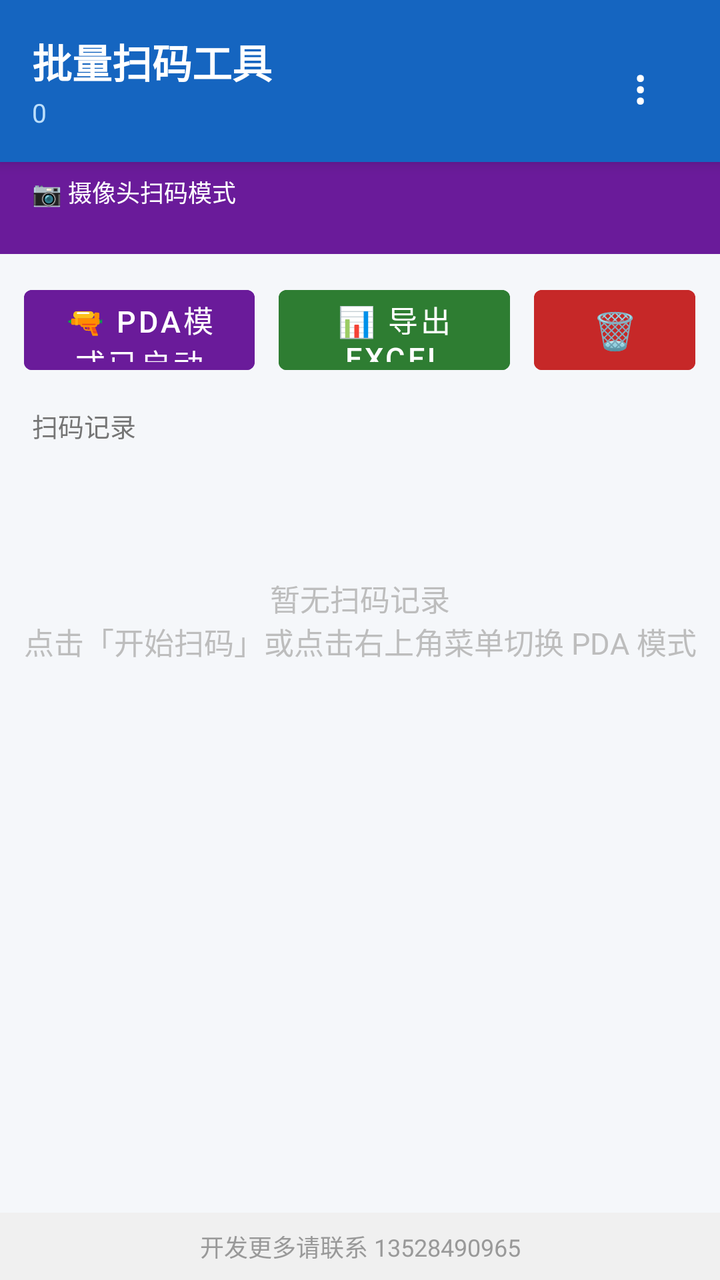
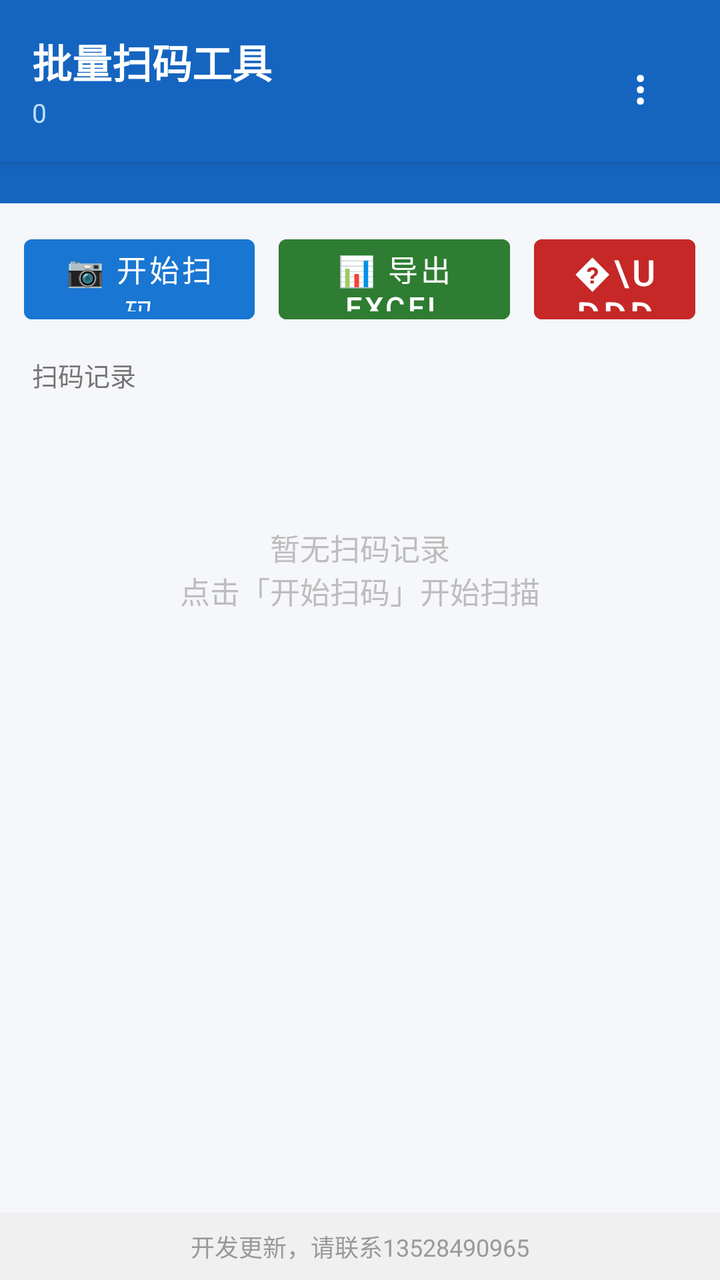

Two renders of the same Android screen: before a commit and after it. Below are the layout's source before the change and the commit's diff.
<!-- AndroidManifest.xml: application theme Theme.QRScanner -->
<!-- res/layout/activity_main.xml -->
<?xml version="1.0" encoding="utf-8"?>
<androidx.constraintlayout.widget.ConstraintLayout
    xmlns:android="http://schemas.android.com/apk/res/android"
    xmlns:app="http://schemas.android.com/apk/res-auto"
    android:layout_width="match_parent"
    android:layout_height="match_parent"
    android:background="#F5F7FA">

    
    <RelativeLayout
        android:id="@+id/toolbar"
        android:layout_width="0dp"
        android:layout_height="wrap_content"
        android:background="#1565C0"
        android:paddingStart="16dp"
        android:paddingEnd="16dp"
        android:paddingTop="16dp"
        android:paddingBottom="16dp"
        android:elevation="4dp"
        app:layout_constraintTop_toTopOf="parent"
        app:layout_constraintStart_toStartOf="parent"
        app:layout_constraintEnd_toEndOf="parent">

        <LinearLayout
            android:layout_width="wrap_content"
            android:layout_height="wrap_content"
            android:layout_alignParentStart="true"
            android:orientation="vertical">

            <TextView
                android:layout_width="wrap_content"
                android:layout_height="wrap_content"
                android:text="@string/app_name"
                android:textColor="#FFFFFF"
                android:textSize="20sp"
                android:textStyle="bold" />

            <TextView
                android:id="@+id/tvCounter"
                android:layout_width="wrap_content"
                android:layout_height="wrap_content"
                android:text="0"
                android:textColor="#BBDEFB"
                android:textSize="13sp"
                android:layout_marginTop="2dp" />
        </LinearLayout>

        <Button
            android:id="@+id/btnMenu"
            android:layout_width="48dp"
            android:layout_height="48dp"
            android:layout_alignParentEnd="true"
            android:layout_centerVertical="true"
            style="?android:attr/borderlessButtonStyle"
            android:text="⋮"
            android:textSize="24sp"
            android:textColor="#FFFFFF"
            android:contentDescription="菜单" />
    </RelativeLayout>

    
    <TextView
        android:id="@+id/tvModeBar"
        android:layout_width="0dp"
        android:layout_height="wrap_content"
        android:text="@string/mode_camera"
        android:textSize="12sp"
        android:textColor="#FFFFFF"
        android:background="#6A1B9A"
        android:paddingStart="16dp"
        android:paddingEnd="16dp"
        android:paddingTop="6dp"
        android:paddingBottom="2dp"
        app:layout_constraintTop_toBottomOf="@id/toolbar"
        app:layout_constraintStart_toStartOf="parent"
        app:layout_constraintEnd_toEndOf="parent" />

    
    <TextView
        android:id="@+id/tvProjectName"
        android:layout_width="0dp"
        android:layout_height="wrap_content"
        android:text=""
        android:textSize="11sp"
        android:textColor="#E1BEE7"
        android:background="#6A1B9A"
        android:paddingStart="16dp"
        android:paddingEnd="16dp"
        android:paddingTop="0dp"
        android:paddingBottom="6dp"
        app:layout_constraintTop_toBottomOf="@id/tvModeBar"
        app:layout_constraintStart_toStartOf="parent"
        app:layout_constraintEnd_toEndOf="parent" />

    
    <LinearLayout
        android:id="@+id/btnLayout"
        android:layout_width="0dp"
        android:layout_height="wrap_content"
        android:orientation="horizontal"
        android:padding="12dp"
        android:gravity="center"
        app:layout_constraintTop_toBottomOf="@id/tvProjectName"
        app:layout_constraintStart_toStartOf="parent"
        app:layout_constraintEnd_toEndOf="parent">

        <Button
            android:id="@+id/btnScan"
            android:layout_width="0dp"
            android:layout_height="52dp"
            android:layout_weight="1"
            android:layout_marginEnd="6dp"
            android:text="@string/scan_mode_pda"
            android:textSize="15sp"
            android:textColor="#FFFFFF"
            android:backgroundTint="#6A1B9A"
            android:stateListAnimator="@null" />

        <Button
            android:id="@+id/btnExport"
            android:layout_width="0dp"
            android:layout_height="52dp"
            android:layout_weight="1"
            android:layout_marginStart="6dp"
            android:layout_marginEnd="6dp"
            android:text="@string/btn_export"
            android:textSize="15sp"
            android:textColor="#FFFFFF"
            android:backgroundTint="#2E7D32"
            android:enabled="false"
            android:stateListAnimator="@null" />

        <Button
            android:id="@+id/btnClear"
            android:layout_width="0dp"
            android:layout_height="52dp"
            android:layout_weight="0.7"
            android:layout_marginStart="6dp"
            android:text="@string/btn_clear"
            android:textSize="18sp"
            android:textColor="#FFFFFF"
            android:backgroundTint="#C62828"
            android:enabled="false"
            android:stateListAnimator="@null" />
    </LinearLayout>

    
    <TextView
        android:id="@+id/tvListTitle"
        android:layout_width="0dp"
        android:layout_height="wrap_content"
        android:text="@string/list_title"
        android:textSize="13sp"
        android:textColor="#757575"
        android:paddingStart="16dp"
        android:paddingEnd="16dp"
        android:paddingBottom="6dp"
        app:layout_constraintTop_toBottomOf="@id/btnLayout"
        app:layout_constraintStart_toStartOf="parent"
        app:layout_constraintEnd_toEndOf="parent" />

    
    <TextView
        android:id="@+id/tvEmpty"
        android:layout_width="0dp"
        android:layout_height="wrap_content"
        android:text="@string/empty_hint"
        android:textSize="15sp"
        android:textColor="#BDBDBD"
        android:gravity="center"
        android:paddingTop="60dp"
        android:visibility="visible"
        app:layout_constraintTop_toBottomOf="@id/tvListTitle"
        app:layout_constraintStart_toStartOf="parent"
        app:layout_constraintEnd_toEndOf="parent" />

    
    <androidx.recyclerview.widget.RecyclerView
        android:id="@+id/recyclerView"
        android:layout_width="0dp"
        android:layout_height="0dp"
        android:paddingStart="8dp"
        android:paddingEnd="8dp"
        android:paddingBottom="40dp"
        android:clipToPadding="false"
        app:layout_constraintTop_toBottomOf="@id/tvListTitle"
        app:layout_constraintBottom_toTopOf="@id/tvContact"
        app:layout_constraintStart_toStartOf="parent"
        app:layout_constraintEnd_toEndOf="parent" />

    
    <TextView
        android:id="@+id/tvContact"
        android:layout_width="0dp"
        android:layout_height="wrap_content"
        android:text="@string/contact_develop"
        android:textSize="12sp"
        android:textColor="#999999"
        android:gravity="center"
        android:paddingTop="8dp"
        android:paddingBottom="8dp"
        android:background="#F0F0F0"
        app:layout_constraintBottom_toBottomOf="parent"
        app:layout_constraintStart_toStartOf="parent"
        app:layout_constraintEnd_toEndOf="parent" />

</androidx.constraintlayout.widget.ConstraintLayout>
<!-- resources referenced by this layout -->
<resources>
  <string name="app_name">批量扫码工具</string>
  <string name="btn_clear">🗑️</string>
  <string name="btn_export">📊 导出Excel</string>
  <string name="contact_develop">开发更多请联系 13528490965</string>
  <string name="empty_hint">暂无扫码记录\n点击「开始扫码」或点击右上角菜单切换 PDA 模式</string>
  <string name="list_title">扫码记录</string>
  <string name="mode_camera">📷 摄像头扫码模式</string>
  <string name="scan_mode_pda">🔫 PDA模式已启动</string>
  <style name="Theme.QRScanner" parent="Theme.MaterialComponents.Light.NoActionBar">
          <item name="colorPrimary">#1565C0</item>
          <item name="colorPrimaryVariant">#0D47A1</item>
          <item name="colorOnPrimary">#FFFFFF</item>
          <item name="colorSecondary">#2E7D32</item>
          <item name="android:windowBackground">#F5F7FA</item>
      </style>
</resources>

<!-- the commit's change to res/layout/activity_main.xml (unified diff, before → after) -->
@@ -25,6 +25,7 @@
             android:layout_width="wrap_content"
             android:layout_height="wrap_content"
             android:layout_alignParentStart="true"
+            android:layout_centerVertical="true"
             android:orientation="vertical">
 
             <TextView
@@ -60,35 +61,18 @@
 
     
     <TextView
-        android:id="@+id/tvModeBar"
-        android:layout_width="0dp"
-        android:layout_height="wrap_content"
-        android:text="@string/mode_camera"
-        android:textSize="12sp"
-        android:textColor="#FFFFFF"
-        android:background="#6A1B9A"
-        android:paddingStart="16dp"
-        android:paddingEnd="16dp"
-        android:paddingTop="6dp"
-        android:paddingBottom="2dp"
-        app:layout_constraintTop_toBottomOf="@id/toolbar"
-        app:layout_constraintStart_toStartOf="parent"
-        app:layout_constraintEnd_toEndOf="parent" />
-
-    
-    <TextView
         android:id="@+id/tvProjectName"
         android:layout_width="0dp"
         android:layout_height="wrap_content"
         android:text=""
         android:textSize="11sp"
         android:textColor="#E1BEE7"
-        android:background="#6A1B9A"
+        android:background="#1565C0"
         android:paddingStart="16dp"
         android:paddingEnd="16dp"
         android:paddingTop="0dp"
         android:paddingBottom="6dp"
-        app:layout_constraintTop_toBottomOf="@id/tvModeBar"
+        app:layout_constraintTop_toBottomOf="@id/toolbar"
         app:layout_constraintStart_toStartOf="parent"
         app:layout_constraintEnd_toEndOf="parent" />
 
@@ -110,10 +94,10 @@
             android:layout_height="52dp"
             android:layout_weight="1"
             android:layout_marginEnd="6dp"
-            android:text="@string/scan_mode_pda"
+            android:text="@string/scan_mode_camera"
             android:textSize="15sp"
             android:textColor="#FFFFFF"
-            android:backgroundTint="#6A1B9A"
+            android:backgroundTint="#1976D2"
             android:stateListAnimator="@null" />
 
         <Button
<!-- resource entries referenced after the edit -->
@@ -1,13 +1,12 @@
 <!-- resources referenced by this layout -->
 <resources>
   <string name="app_name">批量扫码工具</string>
-  <string name="btn_clear">🗑️</string>
-  <string name="btn_export">📊 导出Excel</string>
-  <string name="contact_develop">开发更多请联系 13528490965</string>
-  <string name="empty_hint">暂无扫码记录\n点击「开始扫码」或点击右上角菜单切换 PDA 模式</string>
+  <string name="btn_clear">\uD83D\uDDD\uFE0F</string>
+  <string name="btn_export">\uD83D\uDCCA 导出Excel</string>
+  <string name="contact_develop">开发更新，请联系13528490965</string>
+  <string name="empty_hint">暂无扫码记录\n点击「开始扫码」开始扫描</string>
   <string name="list_title">扫码记录</string>
-  <string name="mode_camera">📷 摄像头扫码模式</string>
-  <string name="scan_mode_pda">🔫 PDA模式已启动</string>
+  <string name="scan_mode_camera">\uD83D\uDCF7 开始扫码</string>
   <style name="Theme.QRScanner" parent="Theme.MaterialComponents.Light.NoActionBar">
           <item name="colorPrimary">#1565C0</item>
           <item name="colorPrimaryVariant">#0D47A1</item>
